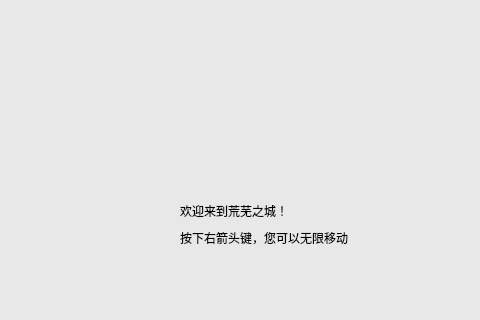
This is mainwindow.ui in 185023687-commits/Rubber-man as Qt 5 draws it before an edit; both pictures show x 390 to 870 and y 0 to 320 of the 870 by 555 pixel window. The edited form follows.
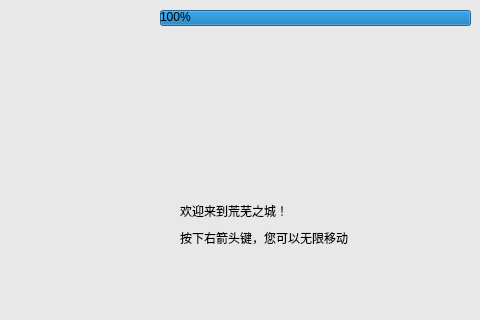
This is the edited form.

```diff
--- a/mainwindow.ui
+++ b/mainwindow.ui
@@ -82,6 +82,25 @@
      <string>&lt;html&gt;&lt;head/&gt;&lt;body&gt;&lt;p&gt;&lt;br/&gt;&lt;/p&gt;&lt;/body&gt;&lt;/html&gt;</string>
     </property>
    </widget>
+   <widget class="QProgressBar" name="progressBar">
+    <property name="geometry">
+     <rect>
+      <x>550</x>
+      <y>10</y>
+      <width>311</width>
+      <height>16</height>
+     </rect>
+    </property>
+    <property name="toolTip">
+     <string>&lt;html&gt;&lt;head/&gt;&lt;body&gt;&lt;p&gt;life&lt;/p&gt;&lt;p&gt;&lt;br/&gt;&lt;/p&gt;&lt;/body&gt;&lt;/html&gt;</string>
+    </property>
+    <property name="styleSheet">
+     <string notr="true">border:none</string>
+    </property>
+    <property name="value">
+     <number>100</number>
+    </property>
+   </widget>
   </widget>
   <widget class="QMenuBar" name="menubar">
    <property name="geometry">
```
